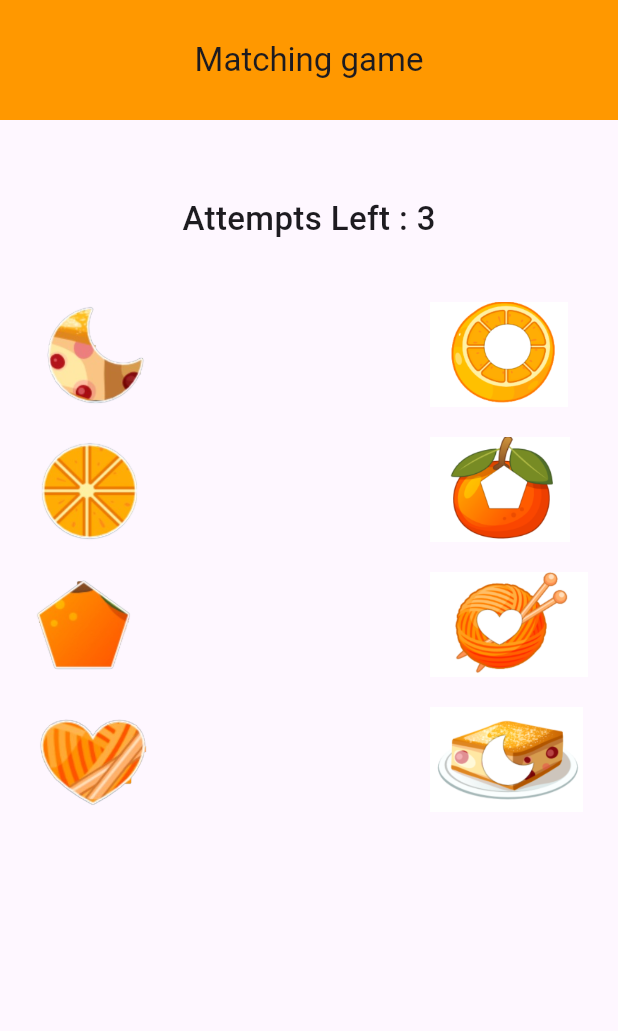
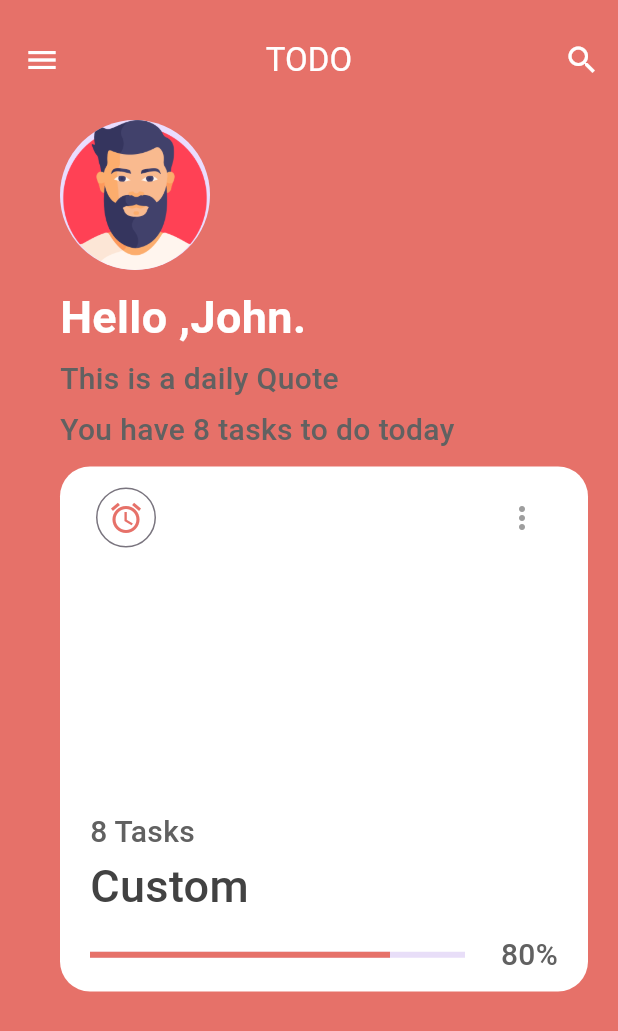
Before and after one commit to Ashupaldeora/animation_flutter, a Flutter app: the screen it shows after launch, on a phone screen of 412 x 824 dp. Shown: the top 1031 px of the screen. Run offline on Flutter 3.47's test engine with Material 3 defaults, Android fonts, the phone set to English and light mode, and no system bars.

Commit message:
10-07-24

```diff
--- /dev/null
+++ b/lib/hero_widget/view/screen.dart
@@ -0,0 +1,154 @@
+import 'package:flutter/material.dart';
+import 'package:flutter/services.dart';
+
+class HeroWidgetScreen extends StatelessWidget {
+  const HeroWidgetScreen({super.key});
+
+  @override
+  Widget build(BuildContext context) {
+    SystemChrome.setSystemUIOverlayStyle(
+        SystemUiOverlayStyle(systemNavigationBarColor: Color(0xffE67169)));
+    return Scaffold(
+      backgroundColor: Color(0xffE67169),
+      appBar: AppBar(
+        toolbarHeight: 80,
+        backgroundColor: Colors.transparent,
+        leading: IconButton(
+            onPressed: () {}, icon: Icon(Icons.menu, color: Colors.white)),
+        title: Text(
+          "TODO",
+          style: TextStyle(color: Colors.white),
+        ),
+        centerTitle: true,
+        actions: [
+          IconButton(
+              onPressed: () {}, icon: Icon(Icons.search, color: Colors.white)),
+        ],
+      ),
+      body: Padding(
+        padding: const EdgeInsets.only(left: 40.0, right: 20),
+        child: Column(
+          crossAxisAlignment: CrossAxisAlignment.start,
+          children: [
+            CircleAvatar(
+              radius: 50,
+              backgroundImage: AssetImage("assets/images/man.png"),
+            ),
+            SizedBox(
+              height: 10,
+            ),
+            Text(
+              "Hello ,John.",
+              style: TextStyle(
+                  color: Colors.white,
+                  fontSize: 30,
+                  fontWeight: FontWeight.w600),
+            ),
+            SizedBox(
+              height: 5,
+            ),
+            Text(
+              "This is a daily Quote",
+              style: TextStyle(
+                  color: Colors.grey.shade700,
+                  fontWeight: FontWeight.w500,
+                  fontSize: 20),
+            ),
+            SizedBox(
+              height: 5,
+            ),
+            Text(
+              "You have 8 tasks to do today",
+              style: TextStyle(
+                  color: Colors.grey.shade700,
+                  fontWeight: FontWeight.w500,
+                  fontSize: 20),
+            ),
+            SizedBox(
+              height: 10,
+            ),
+            GestureDetector(
+              onTap: () {
+                Navigator.of(context).pushNamed("/detail");
+              },
+              child: Hero(
+                tag: "todo",
+                child: Container(
+                  padding: EdgeInsets.symmetric(horizontal: 20, vertical: 10),
+                  height: 350,
+                  decoration: BoxDecoration(
+                      color: Colors.white,
+                      borderRadius: BorderRadius.circular(20)),
+                  child: Column(
+                    mainAxisAlignment: MainAxisAlignment.spaceBetween,
+                    crossAxisAlignment: CrossAxisAlignment.start,
+                    children: [
+                      Row(
+                        mainAxisAlignment: MainAxisAlignment.spaceBetween,
+                        children: [
+                          IconButton.outlined(
+                              onPressed: () {},
+                              icon: Icon(
+                                Icons.access_alarm,
+                                color: Color(0xffE67169),
+                              )),
+                          IconButton(
+                              onPressed: () {},
+                              icon: Icon(
+                                Icons.more_vert_rounded,
+                                color: Colors.grey,
+                              ))
+                        ],
+                      ),
+                      Column(
+                        crossAxisAlignment: CrossAxisAlignment.start,
+                        children: [
+                          Text(
+                            "8 Tasks",
+                            style: TextStyle(
+                                color: Colors.grey.shade700,
+                                fontWeight: FontWeight.w500,
+                                fontSize: 20),
+                          ),
+                          Text(
+                            "Custom",
+                            style: TextStyle(
+                                color: Colors.grey.shade800,
+                                fontWeight: FontWeight.w500,
+                                fontSize: 30),
+                          ),
+                          SizedBox(
+                            height: 10,
+                          ),
+                          Row(
+                            mainAxisAlignment: MainAxisAlignment.spaceBetween,
+                            children: [
+                              SizedBox(
+                                width: 250,
+                                child: LinearProgressIndicator(
+                                  value: 0.8,
+                                  color: Color(0xffE67169),
+                                ),
+                              ),
+                              Text(
+                                "80%",
+                                style: TextStyle(
+                                    color: Colors.grey.shade700,
+                                    fontWeight: FontWeight.w500,
+                                    fontSize: 20),
+                              ),
+                            ],
+                          )
+                        ],
+                      )
+                    ],
+                  ),
+                ),
+              ),
+            )
+          ],
+        ),
+      ),
+    );
+  }
+}
--- a/lib/main.dart
+++ b/lib/main.dart
@@ -1,3 +1,5 @@
+import 'package:animator/hero_widget/view/detail_page.dart';
+import 'package:animator/hero_widget/view/screen.dart';
 import 'package:animator/pages/home/homepage.dart';
 import 'package:animator/pages/home/provider.dart';
 import 'package:flutter/cupertino.dart';
@@ -17,7 +19,12 @@ class MyApp extends StatelessWidget {
   Widget build(BuildContext context) {
     return MaterialApp(
       debugShowCheckedModeBanner: false,
-      home: HomePage(),
+      initialRoute: '/hero',
+      routes: {
+        '/': (context) => HomePage(),
+        '/hero': (context) => HeroWidgetScreen(),
+        '/detail': (context) => DetailPage(),
+      },
     );
   }
 }
```
Also changed, not shown: lib/hero_widget/view/detail_page.dart (added, +115 -0 lines), assets/images/man.png (added).
